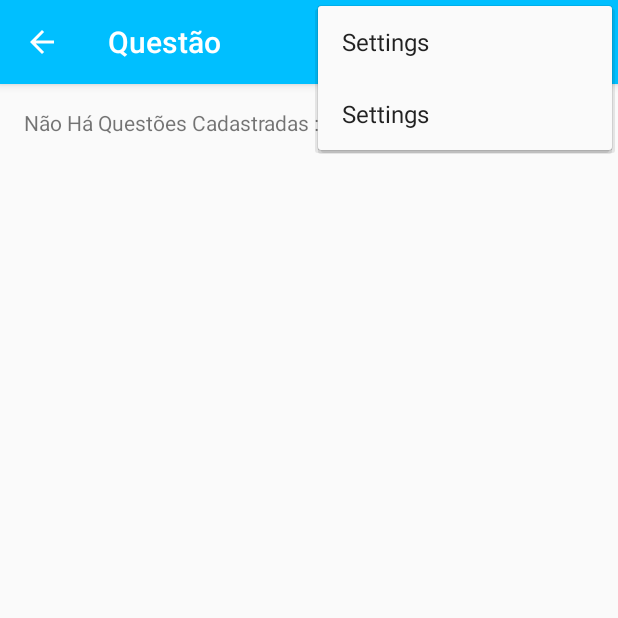
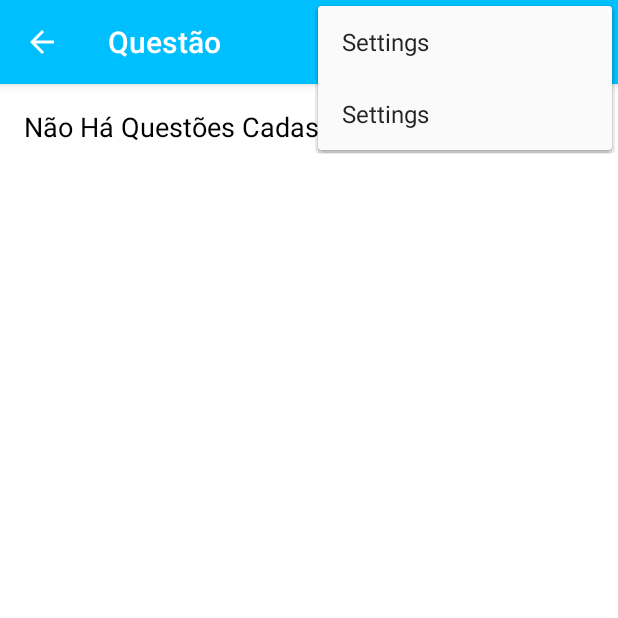
Before and after one commit to luizjl/quizz, an Android app: the QuestaoFragment screen opened directly, with no data from a screen before it, with the options menu open, on a phone screen of 412 x 824 dp, the top half of it. Run offline under Robolectric (Android 15) with nearby library versions, the phone set to English and light mode, and no system bars.

Commit message:
Alteração de Interface na tela de questões.

```diff
--- a/app/build.gradle
+++ b/app/build.gradle
@@ -35,6 +35,8 @@ dependencies {
     compile fileTree(dir: 'libs', include: ['*.jar'])
     compile 'com.android.support:appcompat-v7:21.0.3'
     compile files('libs/gson-2.2.4.jar')
+    compile 'com.android.support:cardview-v7:21.0.+'
+    compile 'com.android.support:recyclerview-v7:21.0.+'
     compile('de.keyboardsurfer.android.widget:crouton:1.8.4@aar') {
         exclude group: 'com.google.android', module: 'support-v4'
     }
--- a/app/src/main/java/ria/especializacao/inf/br/quiz/PrincipalActivity.java
+++ b/app/src/main/java/ria/especializacao/inf/br/quiz/PrincipalActivity.java
@@ -29,7 +29,6 @@ import java.util.List;
 import ria.especializacao.inf.br.database.SessaoDAO;
 import ria.especializacao.inf.br.model.Sessao;
 import ria.especializacao.inf.br.quiz.R;
-
 
 public class PrincipalActivity extends ActionBarActivity  {
 
--- a/app/src/main/res/layout/fragment_categoria.xml
+++ b/app/src/main/res/layout/fragment_categoria.xml
@@ -4,7 +4,8 @@
     android:paddingRight="@dimen/activity_horizontal_margin"
     android:paddingTop="@dimen/activity_vertical_margin"
     android:paddingBottom="@dimen/activity_vertical_margin"
-    tools:context="ria.especializacao.inf.br.quiz.CategoriaActivity$PlaceholderFragment">
+    tools:context="ria.especializacao.inf.br.quiz.CategoriaActivity$PlaceholderFragment"
+    android:background="@android:color/background_light">
 
     <ListView
         android:id="@+id/categoriaListView"
--- a/app/src/main/res/layout/fragment_estatistica.xml
+++ b/app/src/main/res/layout/fragment_estatistica.xml
@@ -54,8 +54,6 @@
             android:layout_marginTop="10dp"
             android:layout_marginLeft="5dp"/>
 
-
-
     </RelativeLayout>
 
  </android.support.v7.widget.CardView>
--- a/app/src/main/res/layout/fragment_questao.xml
+++ b/app/src/main/res/layout/fragment_questao.xml
@@ -4,13 +4,16 @@
     android:paddingRight="@dimen/activity_horizontal_margin"
     android:paddingTop="@dimen/activity_vertical_margin"
     android:paddingBottom="@dimen/activity_vertical_margin"
-    tools:context="ria.especializacao.inf.br.quiz.QuestaoActivity$PlaceholderFragment">
+    tools:context="ria.especializacao.inf.br.quiz.QuestaoActivity$PlaceholderFragment"
+    android:background="@android:color/background_light">
 
     <TextView
         android:id="@+id/idCabecalho"
         android:text=""
         android:layout_width="wrap_content"
-        android:layout_height="wrap_content" />
+        android:layout_height="wrap_content"
+        android:textSize="18dp"
+        android:textColor="#000000"/>
 
     <RadioGroup
         android:id="@+id/idAlternativaQuestao"
@@ -53,20 +56,22 @@
 
     <Button
         android:id="@+id/respostaButton"
-        android:layout_width="wrap_content"
+        android:layout_width="fill_parent"
         android:layout_height="wrap_content"
-        android:text="Enviar"
+        android:text="CONFIRMAR"
         android:onClick="enviarResposta"
         android:layout_below="@+id/idAlternativaQuestao"
-        android:layout_marginTop="10dp"/>
+        android:layout_marginTop="10dp"
+        android:background="#00BFFF"/>
 
     <Button
         android:id="@+id/proximaQuestaoButton"
-        android:layout_width="wrap_content"
+        android:layout_width="fill_parent"
         android:layout_height="wrap_content"
-        android:text="Proxima Questão"
+        android:text="PROXIMA QUESTÃO"
         android:onClick="proximaQuestao"
         android:layout_below="@+id/respostaButton"
-        android:layout_marginTop="10dp"/>
+        android:layout_marginTop="10dp"
+        android:background="#4682B4"/>
 
 </RelativeLayout>
--- a/app/src/main/res/layout/main_listview_layout.xml
+++ b/app/src/main/res/layout/main_listview_layout.xml
@@ -18,8 +18,9 @@
            android:id="@+id/mainText"
            android:layout_width="wrap_content"
            android:layout_height="wrap_content"
-           android:textSize="15dp"
+           android:textSize="18dp"
            android:layout_centerVertical="true"
-           android:layout_toRightOf="@+id/mainImg" />
+           android:layout_toRightOf="@+id/mainImg"
+           />
 
 </RelativeLayout>
```
Also changed, not shown: app/src/main/java/ria/especializacao/inf/br/fragment/CategoriaFragment.java (+5 -2 lines), app/src/main/java/ria/especializacao/inf/br/fragment/QuestaoFragment.java (+7 -3 lines), app/src/main/res/drawable-hdpi/download.gif (added), 3 other files.
